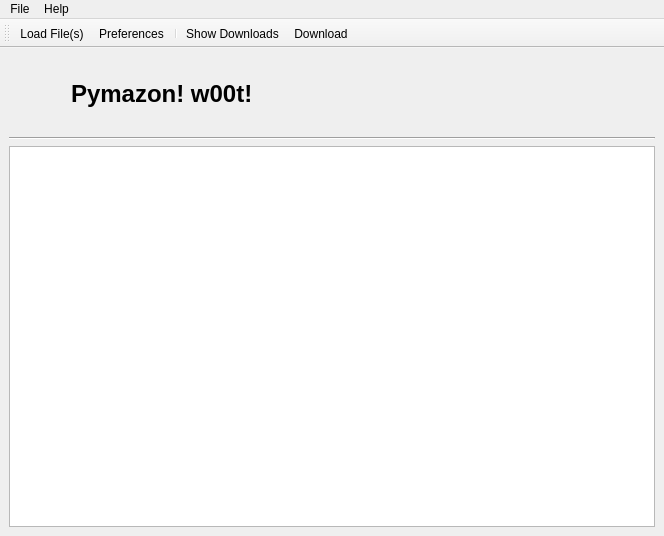
First picture: the form in pymazon/qt/_ui.ui, repository MStrecke/michaelstrecke-pymazon, before the edit.
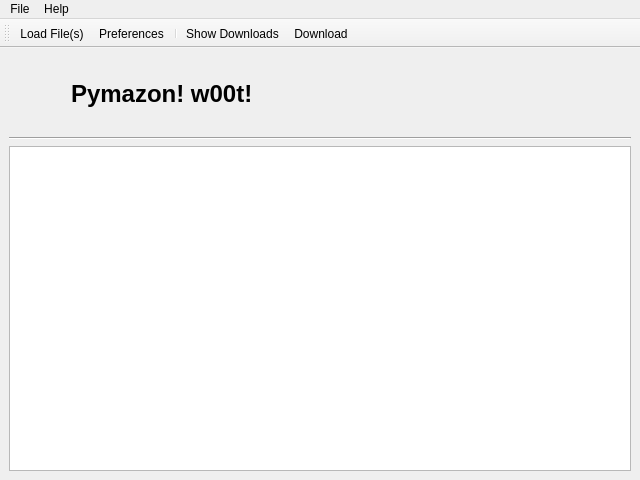
Second picture: the form after the edit.

Commit message: finish up gtk gui and standardize sizes between toolkits.

The edit to the form file:
```diff
--- a/pymazon/qt/_ui.ui
+++ b/pymazon/qt/_ui.ui
@@ -6,8 +6,8 @@
    <rect>
     <x>0</x>
     <y>0</y>
-    <width>664</width>
-    <height>536</height>
+    <width>640</width>
+    <height>480</height>
    </rect>
   </property>
   <property name="windowTitle">
@@ -114,8 +114,8 @@
     <rect>
      <x>0</x>
      <y>0</y>
-     <width>664</width>
-     <height>23</height>
+     <width>640</width>
+     <height>25</height>
     </rect>
    </property>
    <widget class="QMenu" name="menuFile">
```
Left out of the diff: 12 changed lines with no effect on the pictures. The commit also changes 5 other files.
